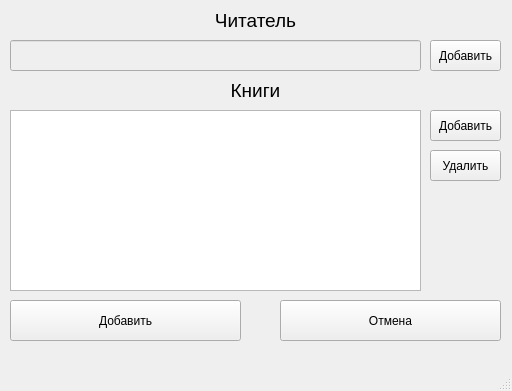
Above: forms/add_give_books_form.ui from HikyGM/Libryary before the change. Below: the same form after it.
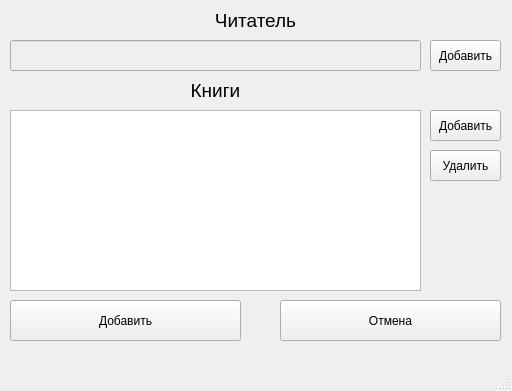
That is the form after the change.

Patch:
```diff
--- a/forms/add_give_books_form.ui
+++ b/forms/add_give_books_form.ui
@@ -43,7 +43,7 @@
      <rect>
       <x>10</x>
       <y>80</y>
-      <width>491</width>
+      <width>411</width>
       <height>21</height>
      </rect>
     </property>
```
Left out of the diff: 12 changed lines with no effect on the pictures.
